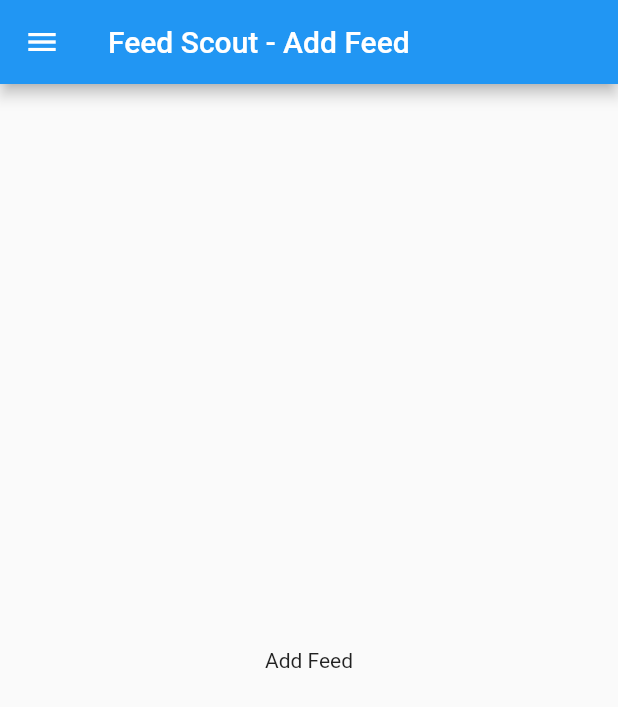
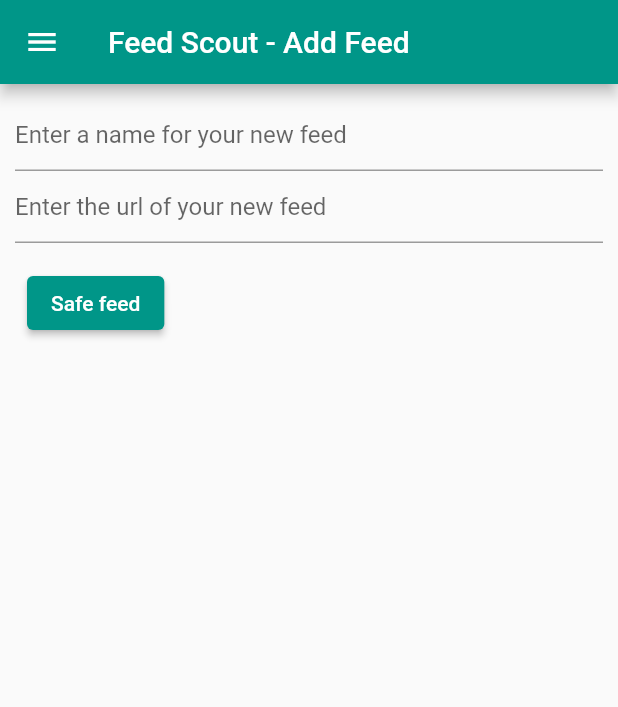
Before and after one commit to HAUDRAUFHAUN/feed-scout, a Flutter app: the AddFeed screen opened directly, on a phone screen of 412 x 824 dp. Shown: the top 707 px of the screen. Run offline on Flutter 3.47's test engine with Material 2 defaults, Android fonts, the phone set to English and light mode, and no system bars; our stand-ins replace shared_preferences; missing offline and left inert: webfeed; accounts and stored records are empty; network calls fail.

Commit message:
add input fields to `add feed` page

```diff
--- a/lib/main.dart
+++ b/lib/main.dart
@@ -1,6 +1,7 @@
 import 'package:flutter/material.dart';
 
 import 'package:http/http.dart' as http;
+import 'package:shared_preferences/shared_preferences.dart';
 import 'package:webfeed/webfeed.dart';
 
 import 'components/ListItem.dart';
@@ -29,7 +30,7 @@
       debugShowCheckedModeBanner: false,
       title: 'Feed Scout',
       theme: ThemeData(
-        primarySwatch: Colors.blue,
+        primarySwatch: Colors.teal,
       ),
       home: MyHomePage(title: 'Feed Scout'),
     );
@@ -81,7 +82,7 @@
                 size: 72.0,
               ),
               decoration: BoxDecoration(
-                color: Colors.blue,
+                color: Colors.teal,
               ),
             ),
             ListTile(
--- a/lib/pages/AddFeed.dart
+++ b/lib/pages/AddFeed.dart
@@ -1,4 +1,6 @@
 import 'package:flutter/material.dart';
+
+import 'package:shared_preferences/shared_preferences.dart';
 
 import '../main.dart';
 
@@ -8,6 +10,8 @@
 }
 
 class _AddFeedState extends State<AddFeed> {
+  final _formKey = GlobalKey<FormState>();
+
   @override
   Widget build(BuildContext context) {
     return Scaffold(
@@ -15,11 +19,7 @@
         title: Text("Feed Scout - Add Feed"),
       ),
       drawer: Drawer(
-        // Add a ListView to the drawer. This ensures the user can scroll
-        // through the options in the drawer if there isn't enough vertical
-        // space to fit everything.
         child: ListView(
-          // Important: Remove any padding from the ListView.
           padding: EdgeInsets.zero,
           children: <Widget>[
             DrawerHeader(
@@ -29,7 +29,7 @@
                 size: 72.0,
               ),
               decoration: BoxDecoration(
-                color: Colors.blue,
+                color: Colors.teal,
               ),
             ),
             ListTile(
@@ -49,7 +49,62 @@
           ],
         ),
       ),
-      body: Center(child: Text("Add Feed")),
+      body: Container(
+        padding: EdgeInsets.all(10),
+        child: Form(
+          child: Column(
+            key: _formKey,
+            crossAxisAlignment: CrossAxisAlignment.start,
+            children: <Widget>[
+              TextFormField(
+                decoration: const InputDecoration(
+                  hintText: 'Enter a name for your new feed',
+                ),
+                validator: (value) {
+                  if (value.isEmpty) {
+                    return 'Please enter a name for your feed';
+                  }
+                  return value;
+                },
+              ),
+              TextFormField(
+                decoration: const InputDecoration(
+                  hintText: 'Enter the url of your new feed',
+                ),
+                validator: (value) {
+                  if (value.isEmpty) {
+                    return 'Please enter the url of your feed';
+                  }
+                  return value;
+                },
+              ),
+              Padding(
+                padding:
+                    const EdgeInsets.symmetric(vertical: 16.0, horizontal: 8.0),
+                child: ElevatedButton(
+                  onPressed: () {
+                    // Validate will return true if the form is valid, or false if
+                    // the form is invalid.
+                    if (_formKey.currentState.validate()) {
+                      print("validated");
+                      _saveFeed();
+                    }
+                  },
+                  child: Text('Safe feed'),
+                ),
+              ),
+            ],
+          ),
+        ),
+      ),
     );
   }
 }
+
+_saveFeed() async {
+  final prefs = await SharedPreferences.getInstance();
+  final key = 'my_int_key';
+  final value = 42;
+  prefs.setInt(key, value);
+  print('saved $value');
+}
--- a/pubspec.yaml
+++ b/pubspec.yaml
@@ -29,6 +29,7 @@
   cupertino_icons: ^1.0.2
 
   http: ^0.13.0
+  shared_preferences: ^2.0.5
   url_launcher: ^6.0.2
   webfeed: ^0.6.0
 
```
Also changed, not shown: pubspec.lock, 1 other file.
